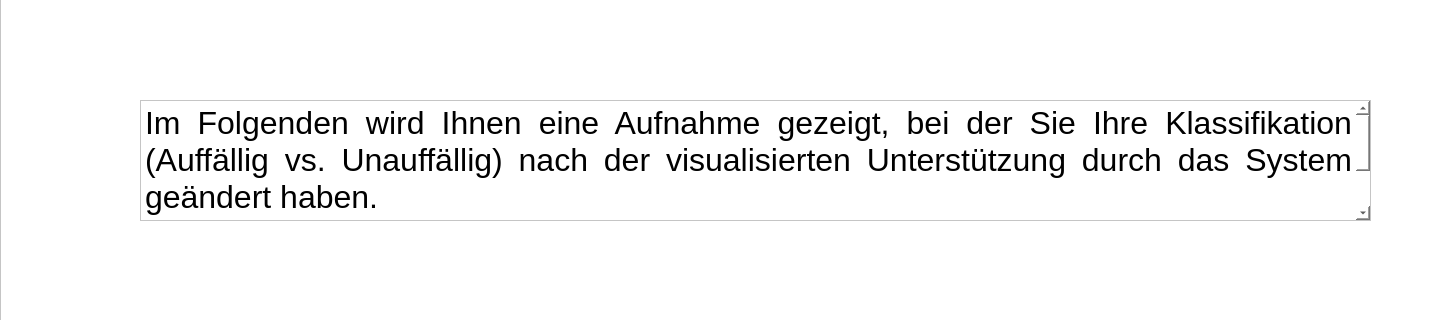
Old version of the form forms/CAA_posttrial2.ui in the repository IKI-Lab/auscultation_AI_noise_exp; both pictures show x 0 to 1440 and y 240 to 560 of the 1440 by 757 pixel window.
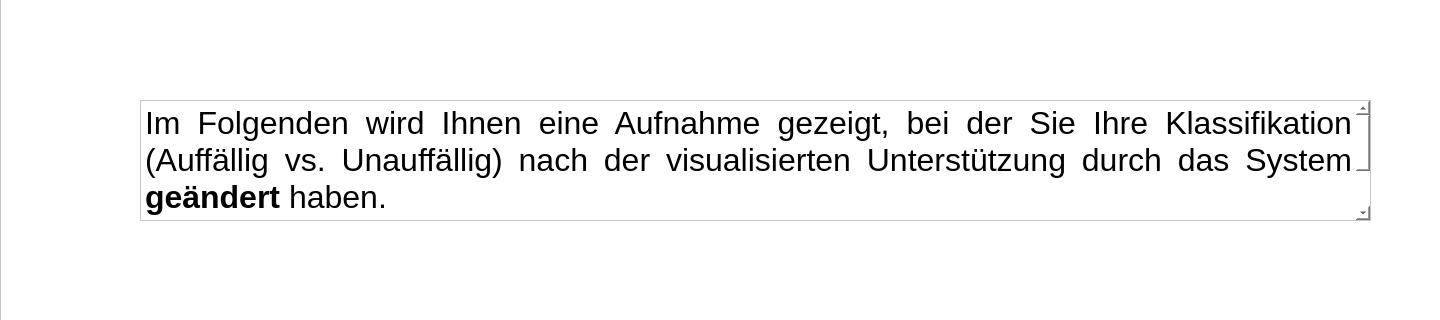
New version of the form.

The edit to the form file:
```diff
--- a/forms/CAA_posttrial2.ui
+++ b/forms/CAA_posttrial2.ui
@@ -73,7 +73,7 @@
 &lt;html&gt;&lt;head&gt;&lt;meta name=&quot;qrichtext&quot; content=&quot;1&quot; /&gt;&lt;style type=&quot;text/css&quot;&gt;
 p, li { white-space: pre-wrap; }
 &lt;/style&gt;&lt;/head&gt;&lt;body style=&quot; font-family:'.AppleSystemUIFont'; font-size:13pt; font-weight:400; font-style:normal;&quot;&gt;
-&lt;p align=&quot;justify&quot; style=&quot; margin-top:0px; margin-bottom:0px; margin-left:0px; margin-right:0px; -qt-block-indent:0; text-indent:0px;&quot;&gt;&lt;span style=&quot; font-family:'Helvetica Neue'; font-size:24pt;&quot;&gt;Im Folgenden wird Ihnen eine Aufnahme gezeigt, bei der Sie Ihre Klassifikation (Auffällig vs. Unauffällig) nach der visualisierten Unterstützung durch das System geändert haben. &lt;/span&gt;&lt;/p&gt;
+&lt;p align=&quot;justify&quot; style=&quot; margin-top:0px; margin-bottom:0px; margin-left:0px; margin-right:0px; -qt-block-indent:0; text-indent:0px;&quot;&gt;&lt;span style=&quot; font-family:'Helvetica Neue'; font-size:24pt;&quot;&gt;Im Folgenden wird Ihnen eine Aufnahme gezeigt, bei der Sie Ihre Klassifikation (Auffällig vs. Unauffällig) nach der visualisierten Unterstützung durch das System &lt;/span&gt;&lt;span style=&quot; font-family:'Helvetica Neue'; font-size:24pt; font-weight:600;&quot;&gt;geändert&lt;/span&gt;&lt;span style=&quot; font-family:'Helvetica Neue'; font-size:24pt;&quot;&gt; haben. &lt;/span&gt;&lt;/p&gt;
 &lt;p align=&quot;justify&quot; style=&quot; margin-top:0px; margin-bottom:0px; margin-left:0px; margin-right:0px; -qt-block-indent:0; text-indent:0px;&quot;&gt;&lt;span style=&quot; font-family:'Helvetica Neue'; font-size:24pt;&quot;&gt;Im Anschluss sollen Sie begründen, warum Sie an dieser Stelle Ihre Meinung geändert haben.&lt;/span&gt;&lt;/p&gt;&lt;/body&gt;&lt;/html&gt;</string>
     </property>
    </widget>
```
